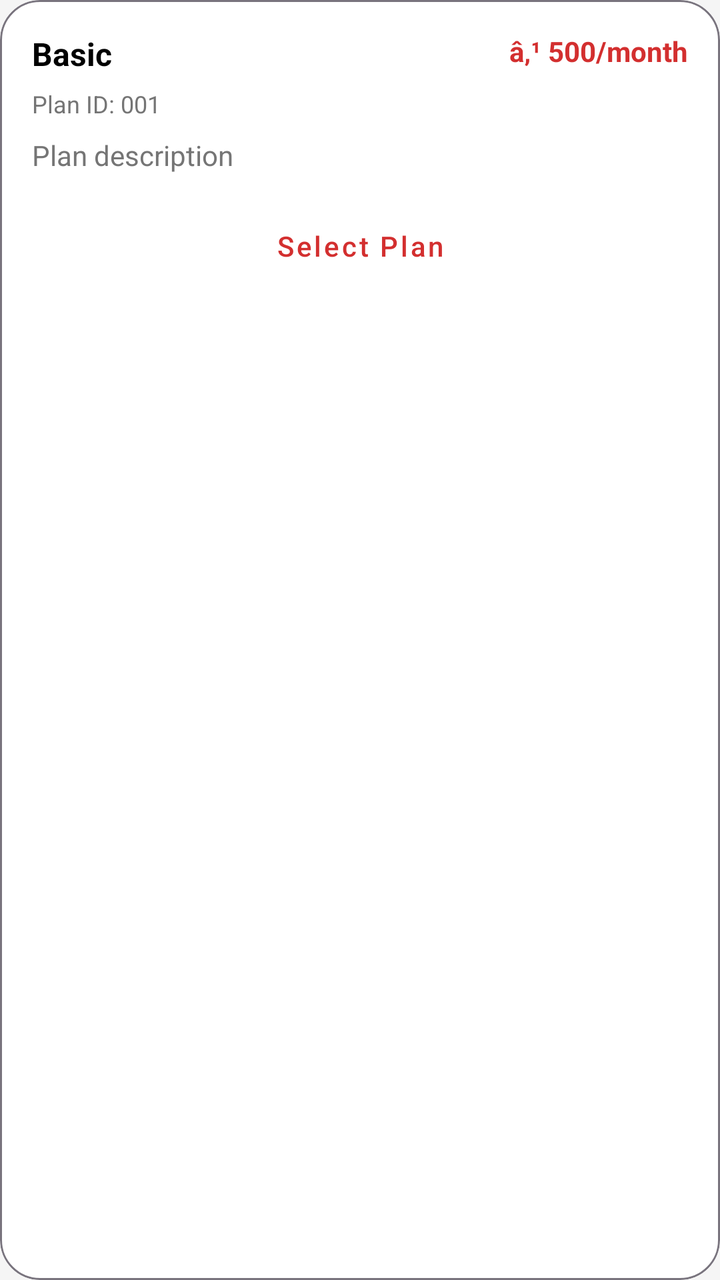
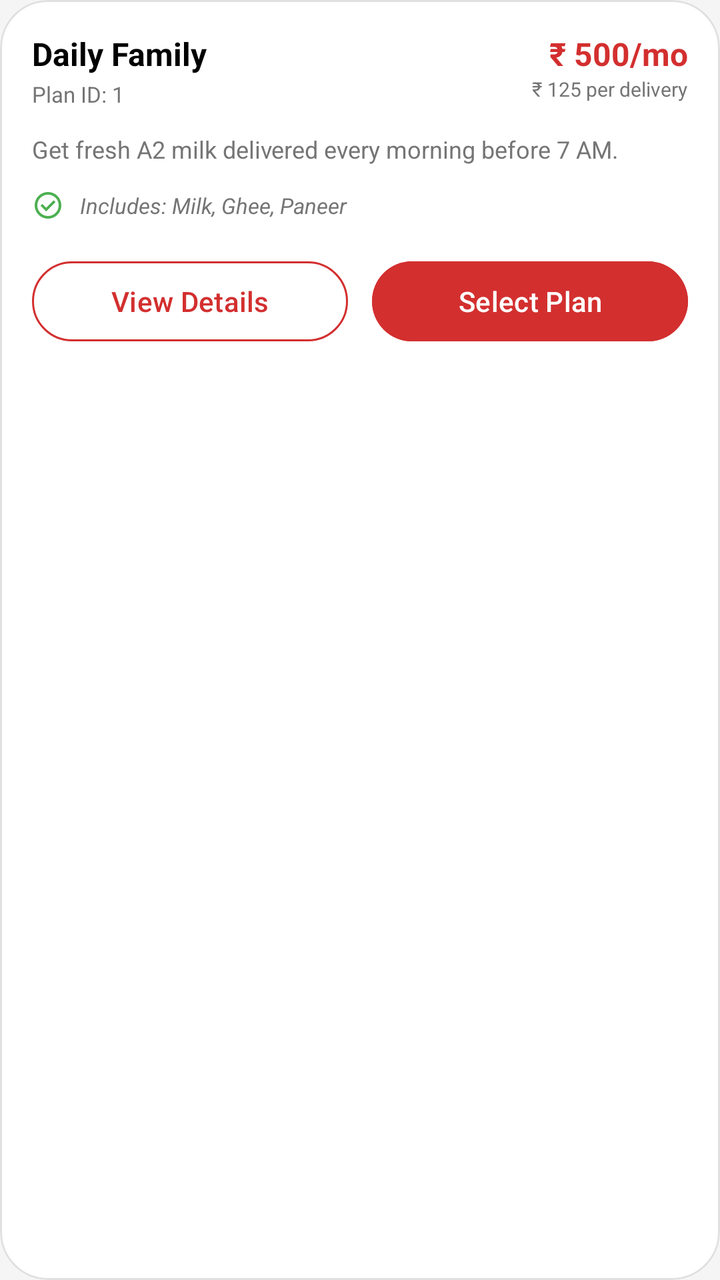

Before-and-after screenshots of an Android layout around one commit, followed by the original layout XML and the change that was made.
<!-- AndroidManifest.xml: application theme Theme.SVDAgency -->
<!-- res/layout/user_plan_card.xml -->
<?xml version="1.0" encoding="utf-8"?>
<com.google.android.material.card.MaterialCardView xmlns:android="http://schemas.android.com/apk/res/android"
    xmlns:app="http://schemas.android.com/apk/res-auto"
    android:layout_width="match_parent"
    android:layout_height="wrap_content"
    android:layout_marginBottom="@dimen/spacing_medium"
    app:cardBackgroundColor="?attr/colorSurface"
    app:cardCornerRadius="20dp"
    app:cardElevation="0dp"
    app:strokeColor="?attr/colorOutline"
    app:strokeWidth="1dp">

    <LinearLayout
        android:layout_width="match_parent"
        android:layout_height="wrap_content"
        android:orientation="vertical"
        android:padding="@dimen/spacing_large">

        <LinearLayout
            android:layout_width="match_parent"
            android:layout_height="wrap_content"
            android:layout_gravity="center_vertical"
            android:orientation="horizontal">

            <LinearLayout
                android:layout_width="0dp"
                android:layout_height="wrap_content"
                android:layout_weight="1"
                android:orientation="vertical">

                <TextView
                    android:id="@+id/tvPlanName"
                    android:layout_width="wrap_content"
                    android:layout_height="wrap_content"
                    android:text="Basic"
                    android:textColor="?attr/colorOnSurface"
                    android:textSize="@dimen/text_size_large"
                    android:textStyle="bold" />

                <TextView
                    android:id="@+id/tvPlanTag"
                    android:layout_width="wrap_content"
                    android:layout_height="wrap_content"
                    android:layout_marginTop="@dimen/spacing_xsmall"
                    android:text="Plan ID: 001"
                    android:textColor="?attr/colorOnSurfaceVariant"
                    android:textSize="@dimen/text_size_body_small" />
            </LinearLayout>

            <TextView
                android:id="@+id/tvPrice"
                android:layout_width="wrap_content"
                android:layout_height="wrap_content"
                android:text="â‚¹ 500/month"
                android:textColor="?attr/colorPrimary"
                android:textStyle="bold" />

        </LinearLayout>

        <TextView
            android:id="@+id/tvDescription"
            android:layout_width="match_parent"
            android:layout_height="wrap_content"
            android:layout_marginTop="@dimen/spacing_small"
            android:text="Plan description"
            android:textColor="?attr/colorOnSurfaceVariant"
            android:textSize="@dimen/text_size_medium" />

        <com.google.android.material.button.MaterialButton
            android:id="@+id/btnSubscribe"
            style="@style/Widget.MaterialComponents.Button.TextButton"
            android:layout_width="match_parent"
            android:layout_height="wrap_content"
            android:layout_marginTop="@dimen/spacing_medium"
            android:text="Select Plan"
            android:textAllCaps="false"
            android:textColor="?attr/colorPrimary" />
    </LinearLayout>
</com.google.android.material.card.MaterialCardView>
<!-- resources referenced by this layout -->
<resources>
  <dimen name="spacing_large">16dp</dimen>
  <dimen name="spacing_medium">12dp</dimen>
  <dimen name="spacing_small">8dp</dimen>
  <dimen name="spacing_xsmall">6dp</dimen>
  <dimen name="text_size_large">16sp</dimen>
  <dimen name="text_size_medium">14sp</dimen>
  <style name="Theme.SVDAgency" parent="Theme.Material3.Light.NoActionBar">
          
          <item name="colorPrimary">@color/brand_red</item>
          <item name="colorOnPrimary">@color/white</item>
          <item name="colorPrimaryContainer">@color/brand_red_dark</item>
          <item name="colorOnPrimaryContainer">@color/white</item>
  
          
          <item name="colorSecondary">@color/colorAccent</item>
          <item name="colorOnSecondary">@color/white</item>
          <item name="colorSecondaryContainer">@color/white</item>
          <item name="colorOnSecondaryContainer">@color/black</item>
  
          <item name="colorSurface">@color/surface_background</item>
          <item name="colorOnSurface">@color/textColorPrimary</item>
          <item name="colorSurfaceVariant">@color/surface_variant</item>
          <item name="colorOnSurfaceVariant">@color/textColorSecondary</item>
          <item name="colorBackground">@color/window_background</item>
  
          <item name="colorSurfaceContainer">@color/surface_background</item>
          <item name="colorSurfaceContainerHigh">@color/surface_background</item>
          <item name="colorSurfaceContainerHighest">@color/surface_background</item>
          <item name="colorSurfaceContainerLow">@color/surface_background</item>
          <item name="colorSurfaceContainerLowest">@color/surface_background</item>
  
          
          <item name="android:statusBarColor">@color/brand_red</item>
          <item name="android:windowLightStatusBar" tools:targetApi="m">false</item>
  
          
          <item name="android:windowBackground">@color/window_background</item>
  
          
          <item name="materialCardViewStyle">@style/Widget.App.CardView</item>
  
          
          <item name="navigationViewStyle">@style/Widget.App.NavigationView</item>
  
          
          <item name="bottomNavigationStyle">@style/Widget.App.BottomNavigationView</item>
      </style>
  <color name="brand_red">#D32F2F</color>
  <color name="white">#FFFFFFFF</color>
  <color name="brand_red_dark">#B71C1C</color>
  <color name="colorAccent">#FF5252</color>
  <color name="black">#FF000000</color>
  <color name="surface_variant">#F5F5F5</color>
  <color name="card_background">#FFFFFF</color>
  <!-- unchanged entries left out for length: 10 -->
</resources>

<!-- the commit's change to res/layout/user_plan_card.xml (unified diff, before → after) -->
@@ -4,10 +4,10 @@
     android:layout_width="match_parent"
     android:layout_height="wrap_content"
     android:layout_marginBottom="@dimen/spacing_medium"
-    app:cardBackgroundColor="?attr/colorSurface"
-    app:cardCornerRadius="20dp"
+    app:cardBackgroundColor="@color/card_background"
+    app:cardCornerRadius="24dp"
     app:cardElevation="0dp"
-    app:strokeColor="?attr/colorOutline"
+    app:strokeColor="@color/card_stroke_color"
     app:strokeWidth="1dp">
 
     <LinearLayout
@@ -19,8 +19,8 @@
         <LinearLayout
             android:layout_width="match_parent"
             android:layout_height="wrap_content"
-            android:layout_gravity="center_vertical"
-            android:orientation="horizontal">
+            android:orientation="horizontal"
+            android:gravity="top">
 
             <LinearLayout
                 android:layout_width="0dp"
@@ -32,8 +32,8 @@
                     android:id="@+id/tvPlanName"
                     android:layout_width="wrap_content"
                     android:layout_height="wrap_content"
-                    android:text="Basic"
-                    android:textColor="?attr/colorOnSurface"
+                    android:text="Daily Family"
+                    android:textColor="@color/text_primary"
                     android:textSize="@dimen/text_size_large"
                     android:textStyle="bold" />
 
@@ -41,39 +41,115 @@
                     android:id="@+id/tvPlanTag"
                     android:layout_width="wrap_content"
                     android:layout_height="wrap_content"
-                    android:layout_marginTop="@dimen/spacing_xsmall"
-                    android:text="Plan ID: 001"
-                    android:textColor="?attr/colorOnSurfaceVariant"
-                    android:textSize="@dimen/text_size_body_small" />
+                    android:layout_marginTop="2dp"
+                    android:text="Plan ID: 1"
+                    android:textColor="@color/text_secondary"
+                    android:textSize="@dimen/text_size_caption" />
             </LinearLayout>
 
-            <TextView
-                android:id="@+id/tvPrice"
+            <LinearLayout
                 android:layout_width="wrap_content"
                 android:layout_height="wrap_content"
-                android:text="â‚¹ 500/month"
-                android:textColor="?attr/colorPrimary"
-                android:textStyle="bold" />
+                android:orientation="vertical"
+                android:gravity="end">
 
+                <TextView
+                    android:id="@+id/tvPrice"
+                    android:layout_width="wrap_content"
+                    android:layout_height="wrap_content"
+                    android:text="\u20B9 500/mo"
+                    android:textColor="@color/brand_red"
+                    android:textSize="@dimen/text_size_large"
+                    android:textStyle="bold" />
+
+                <TextView
+                    android:id="@+id/tvFrequency"
+                    android:layout_width="wrap_content"
+                    android:layout_height="wrap_content"
+                    android:text="\u20B9 125 per delivery"
+                    android:textColor="@color/text_secondary"
+                    android:textSize="@dimen/text_size_micro" />
+            </LinearLayout>
         </LinearLayout>
 
         <TextView
             android:id="@+id/tvDescription"
             android:layout_width="match_parent"
             android:layout_height="wrap_content"
-            android:layout_marginTop="@dimen/spacing_small"
-            android:text="Plan description"
-            android:textColor="?attr/colorOnSurfaceVariant"
-            android:textSize="@dimen/text_size_medium" />
+            android:layout_marginTop="@dimen/spacing_medium"
+            android:text="Get fresh A2 milk delivered every morning before 7 AM."
+            android:textColor="@color/text_secondary"
+            android:textSize="@dimen/text_size_body_small"
+            android:lineSpacingExtra="2dp" />
 
-        <com.google.android.material.button.MaterialButton
-            android:id="@+id/btnSubscribe"
-            style="@style/Widget.MaterialComponents.Button.TextButton"
+        <LinearLayout
             android:layout_width="match_parent"
             android:layout_height="wrap_content"
             android:layout_marginTop="@dimen/spacing_medium"
-            android:text="Select Plan"
-            android:textAllCaps="false"
-            android:textColor="?attr/colorPrimary" />
+            android:orientation="vertical">
+
+            <LinearLayout
+                android:layout_width="match_parent"
+                android:layout_height="wrap_content"
+                android:orientation="horizontal"
+                android:gravity="center_vertical">
+
+                <ImageView
+                    android:layout_width="16dp"
+                    android:layout_height="16dp"
+                    android:src="@drawable/ic_check"
+                    app:tint="@color/icon_green" />
+
+                <TextView
+                    android:id="@+id/tvItemsSummary"
+                    android:layout_width="match_parent"
+                    android:layout_height="wrap_content"
+                    android:layout_marginStart="@dimen/spacing_small"
+                    android:text="Includes: Milk, Ghee, Paneer"
+                    android:textColor="@color/text_secondary"
+                    android:textSize="@dimen/text_size_caption"
+                    android:textStyle="italic" />
+            </LinearLayout>
+
+            <TextView
+                android:id="@+id/tvItemsSecondary"
+                android:layout_width="match_parent"
+                android:layout_height="wrap_content"
+                android:layout_marginStart="@dimen/spacing_small"
+                android:layout_marginTop="@dimen/spacing_xsmall"
+                android:text=""
+                android:textColor="@color/text_secondary"
+                android:textSize="@dimen/text_size_caption"
+                android:visibility="gone" />
+        </LinearLayout>
+
+        <LinearLayout
+            android:layout_width="match_parent"
+            android:layout_height="wrap_content"
+            android:layout_marginTop="@dimen/spacing_large"
+            android:orientation="horizontal">
+
+            <com.google.android.material.button.MaterialButton
+                android:id="@+id/btnViewPlan"
+                style="?attr/materialButtonOutlinedStyle"
+                android:layout_width="0dp"
+                android:layout_height="wrap_content"
+                android:layout_weight="1"
+                android:text="View Details"
+                android:textAllCaps="false"
+                android:textColor="@color/brand_red"
+                app:strokeColor="@color/brand_red" />
+
+            <com.google.android.material.button.MaterialButton
+                android:id="@+id/btnActivate"
+                android:layout_width="0dp"
+                android:layout_height="wrap_content"
+                android:layout_marginStart="@dimen/spacing_medium"
+                android:layout_weight="1"
+                android:text="Select Plan"
+                android:textAllCaps="false"
+                android:backgroundTint="@color/brand_red"
+                android:textColor="@color/white" />
+        </LinearLayout>
     </LinearLayout>
 </com.google.android.material.card.MaterialCardView>
<!-- resource entries referenced after the edit -->
@@ -4,8 +4,15 @@
   <dimen name="spacing_medium">12dp</dimen>
   <dimen name="spacing_small">8dp</dimen>
   <dimen name="spacing_xsmall">6dp</dimen>
+  <dimen name="text_size_caption">11sp</dimen>
   <dimen name="text_size_large">16sp</dimen>
-  <dimen name="text_size_medium">14sp</dimen>
+  <dimen name="text_size_micro">10sp</dimen>
+  <!-- drawable ic_check (drawable) -->
+  <vector xmlns:android="http://schemas.android.com/apk/res/android" android:height="24dp" android:tint="@color/textColorPrimary" android:viewportHeight="960" android:viewportWidth="960" android:width="24dp">
+        
+      <path android:fillColor="@android:color/white" android:pathData="M424,664L706,382L650,326L424,552L310,438L254,494L424,664ZM480,880Q397,880 324,848.5Q251,817 197,763Q143,709 111.5,636Q80,563 80,480Q80,397 111.5,324Q143,251 197,197Q251,143 324,111.5Q397,80 480,80Q563,80 636,111.5Q709,143 763,197Q817,251 848.5,324Q880,397 880,480Q880,563 848.5,636Q817,709 763,763Q709,817 636,848.5Q563,880 480,880ZM480,800Q614,800 707,707Q800,614 800,480Q800,346 707,253Q614,160 480,160Q346,160 253,253Q160,346 160,480Q160,614 253,707Q346,800 480,800ZM480,480Q480,480 480,480Q480,480 480,480Q480,480 480,480Q480,480 480,480Q480,480 480,480Q480,480 480,480Q480,480 480,480Q480,480 480,480Z"/>
+      
+  </vector>
   <style name="Theme.SVDAgency" parent="Theme.Material3.Light.NoActionBar">
           
           <item name="colorPrimary">@color/brand_red</item>
@@ -46,6 +53,9 @@
   
           
           <item name="bottomNavigationStyle">@style/Widget.App.BottomNavigationView</item>
+  
+          
+          <item name="materialAlertDialogTheme">@style/ThemeOverlay.App.MaterialAlertDialog</item>
       </style>
   <color name="brand_red">#D32F2F</color>
   <color name="white">#FFFFFFFF</color>
@@ -53,7 +63,15 @@
   <color name="colorAccent">#FF5252</color>
   <color name="black">#FF000000</color>
   <color name="surface_variant">#F5F5F5</color>
+  <style name="ThemeOverlay.App.MaterialAlertDialog" parent="ThemeOverlay.Material3.MaterialAlertDialog">
+          <item name="colorSurface">@color/surface_background</item>
+          
+          <item name="android:windowBackground">@android:color/transparent</item>
+      </style>
   <color name="card_background">#FFFFFF</color>
+  <color name="icon_green">#4CAF50</color>
+  <color name="text_primary">#000000</color>
+  <color name="text_secondary">#757575</color>
   <!-- unchanged entries left out for length: 10 -->
 </resources>
 
